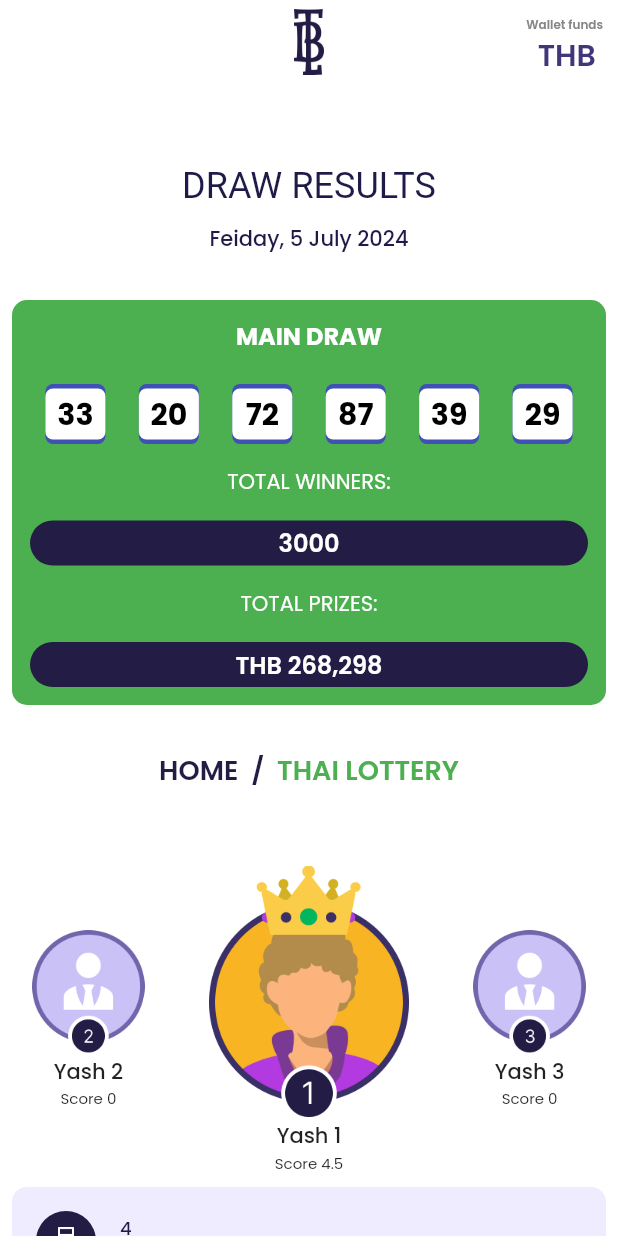
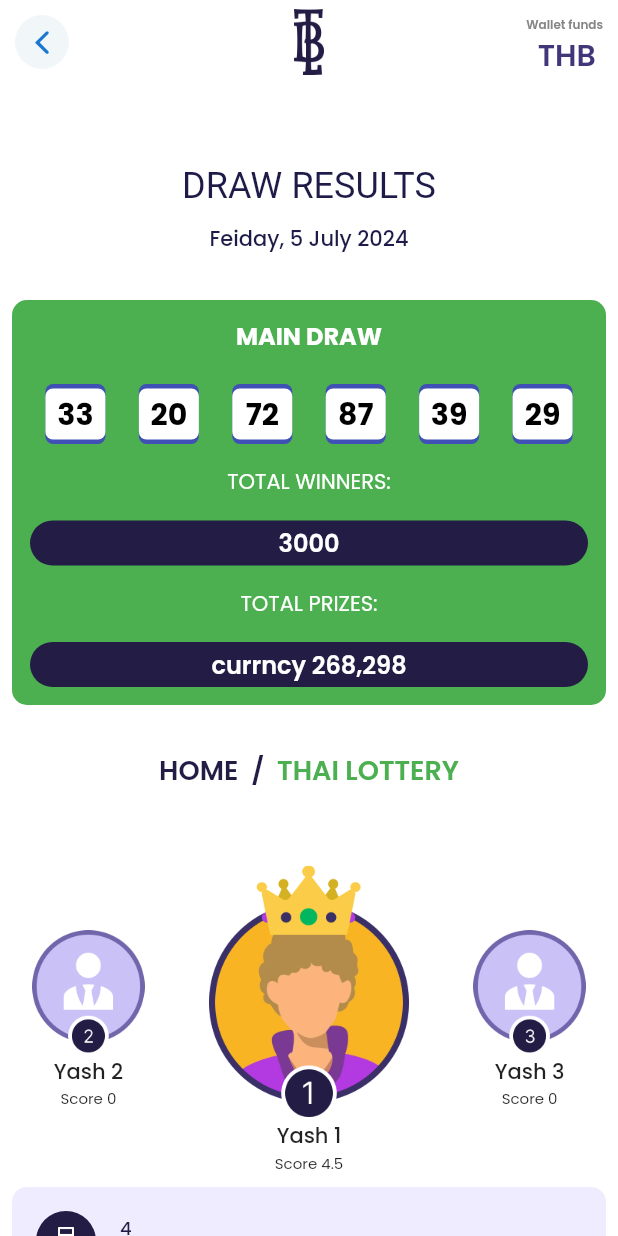
Before and after one commit to yashjasoli/lottery, a Flutter app: the DrawResuits screen opened directly, on a phone screen of 412 x 824 dp. Run offline on Flutter 3.47's test engine with Material 3 defaults, Android fonts, the phone set to English and light mode, and no system bars; our stand-ins replace accordion, carousel_slider, country_code_picker, dots_indicator, google_fonts, lottie and 3 more; accounts and stored records are empty; Roboto replaces fonts that are missing (Aclonica).

Commit message:
9-9 app change

```diff
--- a/lib/home/draw_results.dart
+++ b/lib/home/draw_results.dart
@@ -290,7 +290,7 @@ class _DrawResuitsState extends State<DrawResuits> {
                           borderRadius: BorderRadius.circular(20)),
                       child: const Center(
                         child: Text(
-                          "THB 268,298",
+                          "currncy 268,298",
                           style: TextStyle(
                               fontWeight: FontWeight.w600,
                               fontSize: 16,
--- a/lib/home/home_screen.dart
+++ b/lib/home/home_screen.dart
@@ -128,7 +128,7 @@ class _HomeScreenState extends State<HomeScreen> {
                     ),
                   ),
                   Text(
-                    "THB $balance",
+                    "$currncy $balance",
                     style: const TextStyle(
                       color: textcolor_cust,
                       fontWeight: FontWeight.w600,
@@ -355,9 +355,9 @@ class _HomeScreenState extends State<HomeScreen> {
                                       borderRadius: BorderRadius.circular(20),
                                       border: Border.all(
                                           color: Colors.white, width: 1)),
-                                  child: const Center(
+                                  child:  Center(
                                     child: Text(
-                                      "THB 80",
+                                      "$currncy 80",
                                       style: TextStyle(
                                           color: Colors.white,
                                           fontWeight: FontWeight.w500,
@@ -368,8 +368,8 @@ class _HomeScreenState extends State<HomeScreen> {
                                 const SizedBox(
                                   height: 20,
                                 ),
-                                const Text(
-                                  "THB 15,000,000",
+                                 Text(
+                                  "$currncy 15,000,000",
                                   style: TextStyle(
                                       color: Colors.white,
                                       fontWeight: FontWeight.bold,
@@ -996,7 +996,7 @@ class _HomeScreenState extends State<HomeScreen> {
                         color: dark_grey_background_cust,
                         borderRadius: BorderRadius.circular(10),
                       ),
-                      child: const Column(
+                      child:  Column(
                         //   mainAxisAlignment: MainAxisAlignment.center,
                         children: [
                           Row(
@@ -1032,7 +1032,7 @@ class _HomeScreenState extends State<HomeScreen> {
                                     fontSize: 12),
                               ),
                               Text(
-                                "50Lakh THB",
+                                "50Lakh $currncy",
                                 style: TextStyle(
                                     color: Colors.black,
                                     fontWeight: FontWeight.w500,
@@ -1054,7 +1054,7 @@ class _HomeScreenState extends State<HomeScreen> {
                                     fontSize: 12),
                               ),
                               Text(
-                                "20Lakh THB",
+                                "20Lakh $currncy",
                                 style: TextStyle(
                                     color: Colors.black,
                                     fontWeight: FontWeight.w500,
@@ -1076,7 +1076,7 @@ class _HomeScreenState extends State<HomeScreen> {
                                     fontSize: 12),
                               ),
                               Text(
-                                "10Lakh THB",
+                                "10Lakh $currncy",
                                 style: TextStyle(
                                     color: Colors.black,
                                     fontWeight: FontWeight.w500,
@@ -1098,7 +1098,7 @@ class _HomeScreenState extends State<HomeScreen> {
                                     fontSize: 12),
                               ),
                               Text(
-                                "1Lakh THB",
+                                "1Lakh $currncy",
                                 style: TextStyle(
                                     color: Colors.black,
                                     fontWeight: FontWeight.w500,
@@ -1120,7 +1120,7 @@ class _HomeScreenState extends State<HomeScreen> {
                                     fontSize: 12),
                               ),
                               Text(
-                                "80K THB",
+                                "80K $currncy",
                                 style: TextStyle(
                                     color: Colors.black,
                                     fontWeight: FontWeight.w500,
@@ -1142,7 +1142,7 @@ class _HomeScreenState extends State<HomeScreen> {
                                     fontSize: 12),
                               ),
                               Text(
-                                "40K THB",
+                                "40K $currncy",
                                 style: TextStyle(
                                     color: Colors.black,
                                     fontWeight: FontWeight.w500,
@@ -1164,7 +1164,7 @@ class _HomeScreenState extends State<HomeScreen> {
                                     fontSize: 12),
                               ),
                               Text(
-                                "20K THB",
+                                "20K $currncy",
                                 style: TextStyle(
                                     color: Colors.black,
                                     fontWeight: FontWeight.w500,
@@ -1186,7 +1186,7 @@ class _HomeScreenState extends State<HomeScreen> {
                                     fontSize: 12),
                               ),
                               Text(
-                                "10K THB",
+                                "10K $currncy",
                                 style: TextStyle(
                                     color: Colors.black,
                                     fontWeight: FontWeight.w500,
@@ -1208,7 +1208,7 @@ class _HomeScreenState extends State<HomeScreen> {
                                     fontSize: 12),
                               ),
                               Text(
-                                "5K THB",
+                                "5K $currncy",
                                 style: TextStyle(
                                     color: Colors.black,
                                     fontWeight: FontWeight.w500,
@@ -1230,7 +1230,7 @@ class _HomeScreenState extends State<HomeScreen> {
                                     fontSize: 12),
                               ),
                               Text(
-                                "1K THB",
+                                "1K $currncy",
                                 style: TextStyle(
                                     color: Colors.black,
                                     fontWeight: FontWeight.w500,
@@ -1252,7 +1252,7 @@ class _HomeScreenState extends State<HomeScreen> {
                                     fontSize: 12),
                               ),
                               Text(
-                                "500 THB",
+                                "500 $currncy",
                                 style: TextStyle(
                                     color: Colors.black,
                                     fontWeight: FontWeight.w500,
--- a/lib/home/order.dart
+++ b/lib/home/order.dart
@@ -1,6 +1,7 @@
 import 'package:flutter/material.dart';
 import 'package:google_fonts/google_fonts.dart';
 import 'package:thai_lottery/utility/colors.dart';
+import 'package:thai_lottery/utility/no_data.dart';
 
 import '../model/all_ticket_model.dart';
 import '../utility/network_http.dart';
@@ -36,7 +37,7 @@ class _OrderScreenState extends State<OrderScreen> {
       body: _isLoading == true
           ? progressdialog_custom()
           : SingleChildScrollView(
-        child: Column(
+        child: _ticketModel.data!.length < 0 ? NoDataAvaible() :   Column(
           children: <Widget>[
             const SizedBox(height: 50,),
             Text('Orders',style: GoogleFonts.aclonica(textStyle: const TextStyle(fontSize: 24,fontWeight: FontWeight.w400,color: textcolor_cust2)),),
@@ -96,7 +97,7 @@ class _OrderScreenState extends State<OrderScreen> {
                                     color: primarycolor_cust),
                               ),
                               Text(
-                                _ticketModel.data![index].lotteryId!.name.toString(),
+                                _ticketModel.data![index].lotteryId?.name.toString() ?? "",
                                 style: const TextStyle(
                                     fontWeight: FontWeight.w500,
                                     fontSize: 10,
--- a/lib/main.dart
+++ b/lib/main.dart
@@ -8,6 +8,7 @@ String email = '';
 String balance = '';
 String phoneNumber = '';
 String token = '';
+String currncy = 'THB';
 
 void main() {
   runApp(const MyApp());
--- a/lib/payment/deposite_screen.dart
+++ b/lib/payment/deposite_screen.dart
@@ -1,5 +1,6 @@
 import 'package:flutter/material.dart';
 import 'package:google_fonts/google_fonts.dart';
+import 'package:thai_lottery/home/home_screen.dart';
 import 'package:thai_lottery/utility/app_bar.dart';
 import 'package:thai_lottery/utility/colors.dart';
 import 'package:thai_lottery/utility/dwers.dart';
@@ -174,7 +175,7 @@ class _DepositeScreenState extends State<DepositeScreen> {
                  await networkHtttp.deposit(amountController.text, UTRController.text);
                  amountController.clear();
                  UTRController.clear();
-                  // Navigator.of(context).push(MaterialPageRoute(builder: (context)=> LoginScreen()));
+                 Navigator.of(context).push(MaterialPageRoute(builder: (context)=> HomeScreen()));
                 }},
                 child: Container(
                   height: 40,
--- a/lib/payment/withdraw_screen.dart
+++ b/lib/payment/withdraw_screen.dart
@@ -1,6 +1,7 @@
 import 'package:flutter/cupertino.dart';
 import 'package:flutter/material.dart';
 import 'package:google_fonts/google_fonts.dart';
+import 'package:thai_lottery/home/home_screen.dart';
 import 'package:thai_lottery/utility/app_bar.dart';
 import 'package:thai_lottery/utility/colors.dart';
 import 'package:thai_lottery/utility/dwers.dart';
@@ -207,6 +208,7 @@ class _WithdrawScreenState extends State<WithdrawScreen> {
                   amountController.text, UTRController.text);
               amountController.clear();
               UTRController.clear();
+              Navigator.of(context).push(MaterialPageRoute(builder: (context)=> HomeScreen()));
             }
           }
         },
@@ -218,7 +220,7 @@ class _WithdrawScreenState extends State<WithdrawScreen> {
               borderRadius: BorderRadius.circular(10)),
           child: Center(
             child: Text(
-              "DEPOSITE NOW",
+              "Withdraw NOW",
               style: TextStyle(
                   color: Colors.white,
                   fontWeight: FontWeight.w600,
--- a/lib/utility/app_bar.dart
+++ b/lib/utility/app_bar.dart
@@ -1,3 +1,4 @@
+import 'package:flutter/cupertino.dart';
 import 'package:flutter/material.dart';
 import 'package:thai_lottery/main.dart';
 import 'package:thai_lottery/utility/colors.dart';
@@ -12,6 +13,18 @@ class AppBars extends StatelessWidget implements PreferredSizeWidget {
       backgroundColor: Colors.white,
       title: Image.asset(ic_logo,scale: 4,),
       centerTitle: true,
+      leading: GestureDetector(
+        onTap: (){
+          Navigator.pop(context);
+        },
+        child: Padding(
+          padding: EdgeInsets.only(left: 10, right: 10),
+          child: CircleAvatar(
+            backgroundColor: Color(0xffF1F6F9),
+            child: Icon(CupertinoIcons.back),
+          ),
+        ),
+      ),
       // leading: Builder(
       //   builder: (BuildContext context) {
       //     return IconButton(
@@ -39,7 +52,7 @@ class AppBars extends StatelessWidget implements PreferredSizeWidget {
                 ),
               ),
               Text(
-                "THB $balance",
+                "$currncy $balance",
                 style: TextStyle(
                   color: textcolor_cust,
                   fontWeight: FontWeight.w600,
--- a/lib/utility/dwers.dart
+++ b/lib/utility/dwers.dart
@@ -71,6 +71,8 @@ class drower extends StatelessWidget {
                             ),
                             Text(
                               email,
+                              maxLines: 1,
+                              overflow: TextOverflow.ellipsis,
                               style: const TextStyle(
                                 color: Colors.white,
                                 fontSize: 15,
@@ -368,6 +370,7 @@ class drower extends StatelessWidget {
                     child: GestureDetector(
                       onTap: () async{
                        await networkHtttp.changeContry("764");
+                       currncy = 'THB';
                        Navigator.of(context).pop();
                       },
                       child: Container(
@@ -395,7 +398,9 @@ class drower extends StatelessWidget {
                     child: GestureDetector(
                       onTap: () async{
                       await  networkHtttp.changeContry("356");
+                      currncy = "INR";
                         Navigator.pop(context);
+
                       },
                       child: Container(
                         height: 40,
@@ -405,7 +410,7 @@ class drower extends StatelessWidget {
                         ),
                         child: const Center(
                           child: Text(
-                            "IND",
+                            "INR",
                             style: TextStyle(
                                 color: Colors.white,
                                 fontWeight: FontWeight.w500,
```
Also changed, not shown: lib/auth/login_screnn.dart (+8 -7 lines), lib/auth/register_screen.dart (+17 -7 lines), lib/home/create_ticket.dart (+13 -10 lines), lib/model/DepositHistoryModel.dart (+10 -10 lines), lib/model/all_lottery_model.dart (+7 -7 lines), lib/model/all_ticket_model.dart (+8 -8 lines), lib/model/loginModel.dart (+11 -11 lines), lib/model/lottery_details_model.dart (+4 -4 lines), lib/my_account/personal_iformation.dart (+13 -0 lines), lib/utility/no_data.dart (added, +22 -0 lines).
